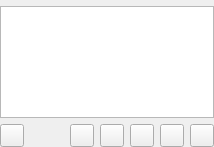
First picture: the form in dynamic/dynamicpage.ui, repository polpo/cantata-mac, before the edit.
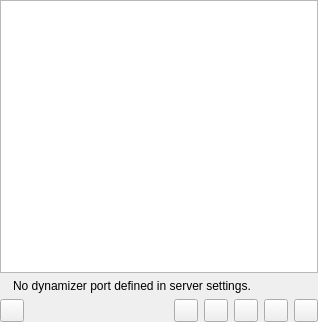
Second picture: the form after the edit. Custom widgets are drawn as their Qt base class.

Commit message: DOnt use messagewidget - takes too much space. Show an icon and label instead.

The edit to the form file:
```diff
--- a/dynamic/dynamicpage.ui
+++ b/dynamic/dynamicpage.ui
@@ -6,8 +6,8 @@
    <rect>
     <x>0</x>
     <y>0</y>
-    <width>214</width>
-    <height>147</height>
+    <width>318</width>
+    <height>322</height>
    </rect>
   </property>
   <property name="windowTitle">
@@ -18,11 +18,28 @@
     <number>0</number>
    </property>
    <item row="0" column="0" colspan="7">
-    <widget class="MessageWidget" name="infoMsg"/>
-   </item>
-   <item row="1" column="0" colspan="7">
     <widget class="ItemView" name="view"/>
    </item>
+   <item row="1" column="0" colspan="7">
+    <layout class="QHBoxLayout" name="horizontalLayout">
+     <item>
+      <widget class="QLabel" name="infoIcon"/>
+     </item>
+     <item>
+      <widget class="SqueezedTextLabel" name="infoLabel">
+       <property name="sizePolicy">
+        <sizepolicy hsizetype="MinimumExpanding" vsizetype="Preferred">
+         <horstretch>0</horstretch>
+         <verstretch>0</verstretch>
+        </sizepolicy>
+       </property>
+       <property name="text">
+        <string>No dynamizer port defined in server settings.</string>
+       </property>
+      </widget>
+     </item>
+    </layout>
+   </item>
    <item row="2" column="0">
     <widget class="QToolButton" name="refreshBtn"/>
    </item>
@@ -63,10 +80,9 @@
    <header>itemview.h</header>
   </customwidget>
   <customwidget>
-   <class>MessageWidget</class>
-   <extends>QFrame</extends>
-   <header>messagewidget.h</header>
-   <container>1</container>
+   <class>SqueezedTextLabel</class>
+   <extends>QLabel</extends>
+   <header>squeezedtextlabel.h</header>
   </customwidget>
  </customwidgets>
  <resources/>
```
The commit also changes 3 other files.
